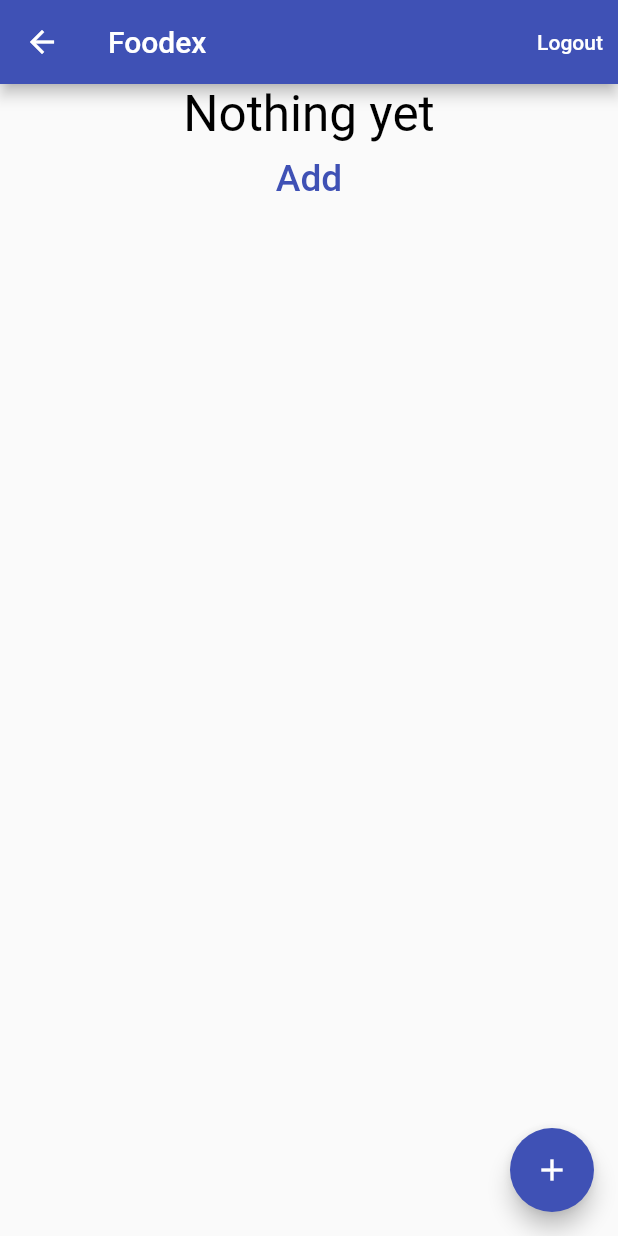
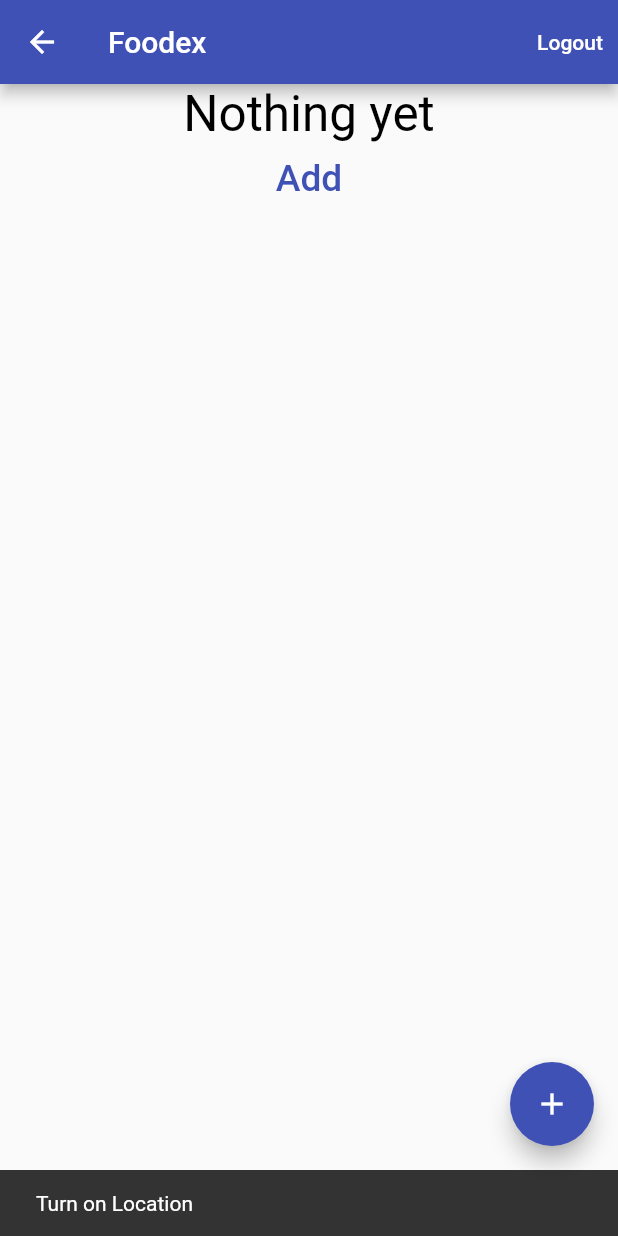
Before and after one commit to DhanushDivakar/foodex, a Flutter app: the HomeScreen screen opened directly, on a phone screen of 412 x 824 dp. Run offline on Flutter 3.47's test engine with Material 2 defaults, Android fonts, the phone set to English and light mode, and no system bars; our stand-ins replace bloc, equatable, firebase_auth, firebase_core, flutter_bloc, geolocator and 1 more; accounts and stored records are empty; network calls fail.

Commit message:
snackbar

```diff
--- a/lib/bloc/cubit/location_cubit.dart
+++ b/lib/bloc/cubit/location_cubit.dart
@@ -23,6 +23,7 @@ class LocationCubit extends Cubit<LocationState> {
           emit(const LocationDenied('denied'));
         }
       } else if (permission == LocationPermission.deniedForever) {
+         await Geolocator.openLocationSettings();
         emit(const LocationDenied('denied forever'));
       }
       Position currenPosition = await Geolocator.getCurrentPosition(
--- a/lib/main.dart
+++ b/lib/main.dart
@@ -28,7 +28,7 @@ class MyApp extends StatelessWidget {
         BlocProvider(
           create: (context) => CameraCubit(),
         ),
-        BlocProvider(
+        BlocProvider<LocationCubit>(
           create: (context) => LocationCubit(),
         ),
       ],
--- a/lib/screens/home_screen.dart
+++ b/lib/screens/home_screen.dart
@@ -1,12 +1,10 @@
 import 'package:flutter/material.dart';
 import 'package:flutter_bloc/flutter_bloc.dart';
 import 'package:foodex/bloc/auth_cubit.dart';
+import 'package:foodex/bloc/cubit/location_cubit.dart';
 import 'package:foodex/screens/modal_bottom_sheet.dart';
 
 import 'package:foodex/screens/sign_in_screen.dart';
-
-
-
 
 class HomeScreen extends StatelessWidget {
   const HomeScreen({super.key});
@@ -15,10 +13,18 @@ class HomeScreen extends StatelessWidget {
   Widget build(BuildContext context) {
     final height = MediaQuery.of(context).size.height;
     final width = MediaQuery.of(context).size.width;
+    context.read<LocationCubit>().getCurrentPosition();
 
     return Scaffold(
       appBar: AppBar(
-        title: const Text('Foodex'),
+        title:  BlocListener<LocationCubit, LocationState>(
+          listener: (context, state) {
+           if(state is LocationDenied){
+            ScaffoldMessenger.of(context).showSnackBar(const SnackBar(content: Text('Turn on Location')));
+           }
+          },
+          child: Text('Foodex'),
+        ),
         actions: [
           TextButton(
             onPressed: (() => showDialog(
@@ -92,7 +98,7 @@ class HomeScreen extends StatelessWidget {
           ],
         ),
       ),
-      floatingActionButton:const  ShowModalSheet(),
+      floatingActionButton: const ShowModalSheet(),
       // SingleChildScrollView(
       //   child: BlocConsumer<CameraCubit, String?>(
       //     listener: (context, state) {
--- a/pubspec.yaml
+++ b/pubspec.yaml
@@ -29,7 +29,6 @@ environment:
 # the latest version available on pub.dev. To see which dependencies have newer
 # versions available, run `flutter pub outdated`.
 dependencies:
-  camera: ^0.10.0+4
   cupertino_icons: ^1.0.2
   equatable: ^2.0.5
   firebase_auth: ^4.2.0
```
Also changed, not shown: lib/screens/modal_bottom_sheet.dart (+64 -23 lines), pubspec.lock.
